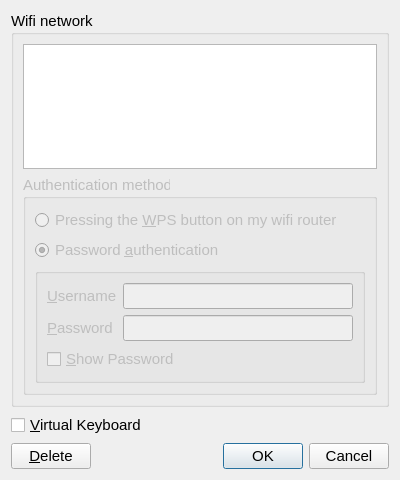
First picture: the form in recovery/wifisettingsdialog.ui, repository procount/pinn, before the edit.
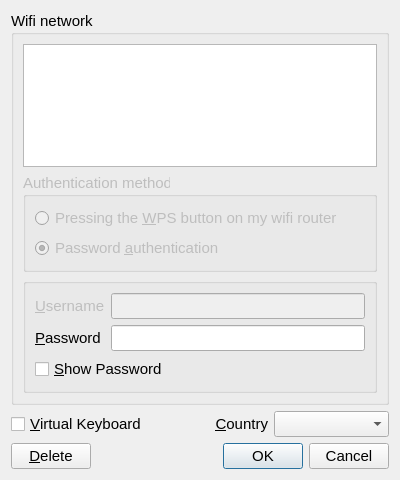
Second picture: the form after the edit.

Commit message: Add wifi dropdown

The edit to the form file:
```diff
--- a/recovery/wifisettingsdialog.ui
+++ b/recovery/wifisettingsdialog.ui
@@ -75,6 +75,9 @@
            </property>
           </widget>
          </item>
+        </layout>
+       </widget>
+      </item>
          <item>
           <widget class="QGroupBox" name="passwordGroupBox">
            <property name="title">
@@ -137,9 +140,8 @@
         </layout>
        </widget>
       </item>
-     </layout>
-    </widget>
-   </item>
+   <item>
+    <layout class="QHBoxLayout" name="horizontalLayout_2">
    <item>
     <widget class="QCheckBox" name="vkeyboard">
      <property name="text">
@@ -148,6 +150,24 @@
     </widget>
    </item>
    <item>
+      <widget class="QLabel" name="label_cc">
+       <property name="text">
+        <string>&amp;Country</string>
+       </property>
+       <property name="alignment">
+        <set>Qt::AlignRight|Qt::AlignTrailing|Qt::AlignVCenter</set>
+       </property>
+       <property name="buddy">
+        <cstring>country</cstring>
+       </property>
+      </widget>
+     </item>
+     <item>
+      <widget class="QComboBox" name="country"/>
+     </item>
+    </layout>
+   </item>
+   <item>
     <layout class="QHBoxLayout" name="horizontalLayout_2">
      <property name="topMargin">
       <number>0</number>
```
Left out of the diff: 8 changed lines with no effect on the pictures. Lines whose indentation alone changed are shown as unchanged. The commit also changes 1 other file.
